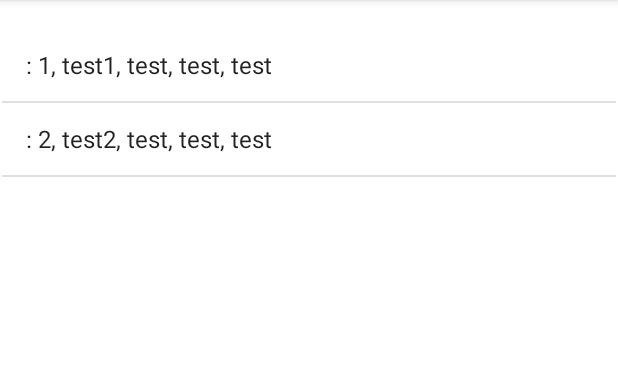
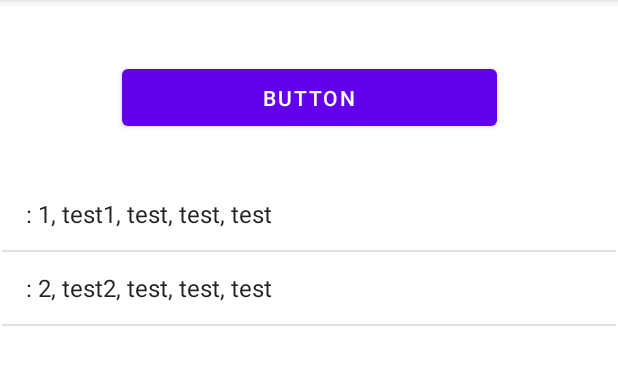
Before and after one commit to VoT1/przepyszneapp2, an Android app: the MainActivity2 screen opened directly, with no data from a screen before it, on a phone screen of 412 x 824 dp, the part 84-469 px from its top. Run offline under Robolectric (Android 15) with nearby library versions, the phone set to English and light mode, and no system bars.

Commit message:
update 0.2

```diff
--- a/app/build.gradle
+++ b/app/build.gradle
@@ -34,4 +34,5 @@ dependencies {
     testImplementation 'junit:junit:4.13.2'
     androidTestImplementation 'androidx.test.ext:junit:1.1.5'
     androidTestImplementation 'androidx.test.espresso:espresso-core:3.5.1'
+    implementation 'com.google.android.material:material:1.2.1'
 }
--- a/app/src/main/res/layout/activity_main2.xml
+++ b/app/src/main/res/layout/activity_main2.xml
@@ -9,13 +9,25 @@
     <ListView
         android:id="@+id/listview"
         android:layout_width="409dp"
-        android:layout_height="729dp"
+        android:layout_height="629dp"
         android:layout_marginStart="1dp"
-        android:layout_marginTop="1dp"
+        android:layout_marginTop="100dp"
         android:layout_marginEnd="1dp"
         android:layout_marginBottom="1dp"
         app:layout_constraintBottom_toBottomOf="parent"
         app:layout_constraintEnd_toEndOf="parent"
         app:layout_constraintStart_toStartOf="parent"
         app:layout_constraintTop_toTopOf="parent" />
+
+    <Button
+        android:id="@+id/buttonwyszukaj"
+        android:layout_width="250dp"
+        android:layout_height="50dp"
+        android:layout_marginStart="100dp"
+        android:layout_marginTop="40dp"
+        android:layout_marginEnd="100dp"
+        android:text="Button"
+        app:layout_constraintEnd_toEndOf="parent"
+        app:layout_constraintStart_toStartOf="parent"
+        app:layout_constraintTop_toTopOf="parent" />
 </androidx.constraintlayout.widget.ConstraintLayout>
--- /dev/null
+++ b/app/src/main/res/values/styles.xml
@@ -0,0 +1,12 @@
+<?xml version="1.0" encoding="utf-8"?>
+
+<resources>
+    <style name="StylDialoguProdukty" parent="Theme.MaterialComponents.Light.Dialog.Alert">
+        <item name="shapeAppearanceOverlay">@style/RoundedCornerDialog</item>
+    </style>
+
+    <style name="RoundedCornerDialog">
+        <item name="cornerFamily">rounded</item>
+        <item name="cornerSize">16dp</item>
+    </style>
+</resources>
```
Also changed, not shown: app/src/main/java/com/example/przepyszneapp2/MainActivity2.java (+57 -0 lines).
